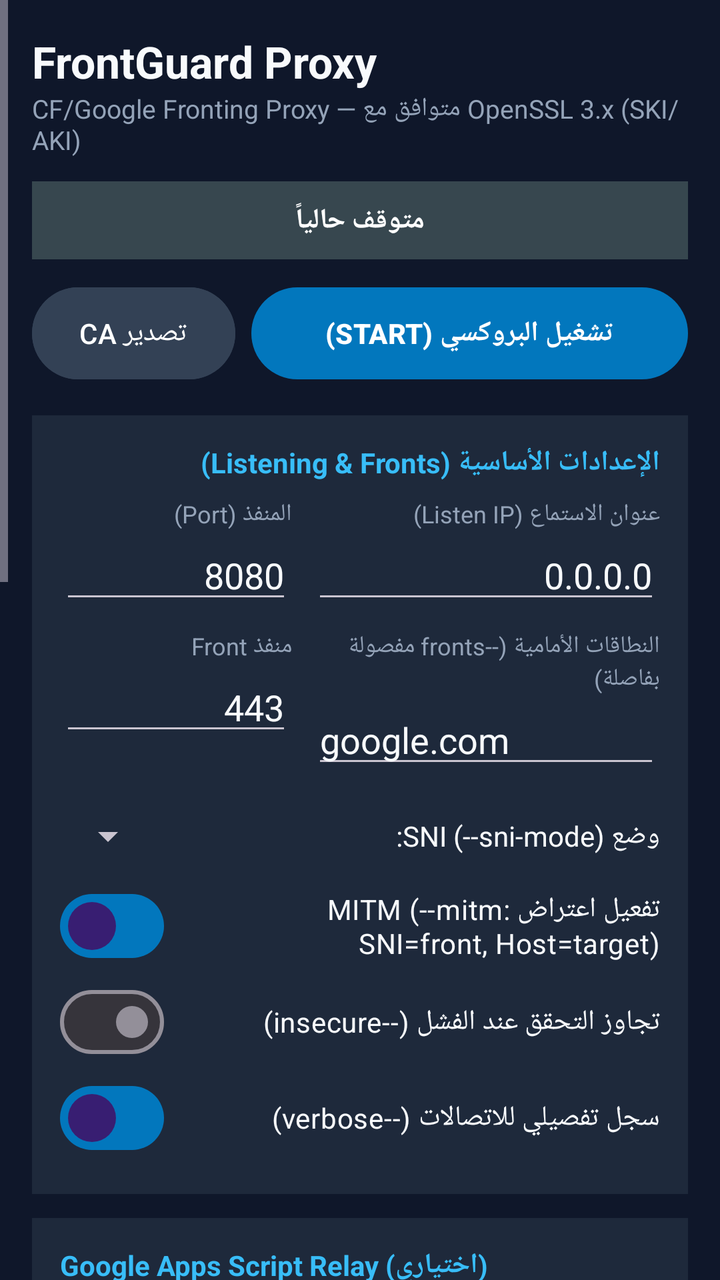
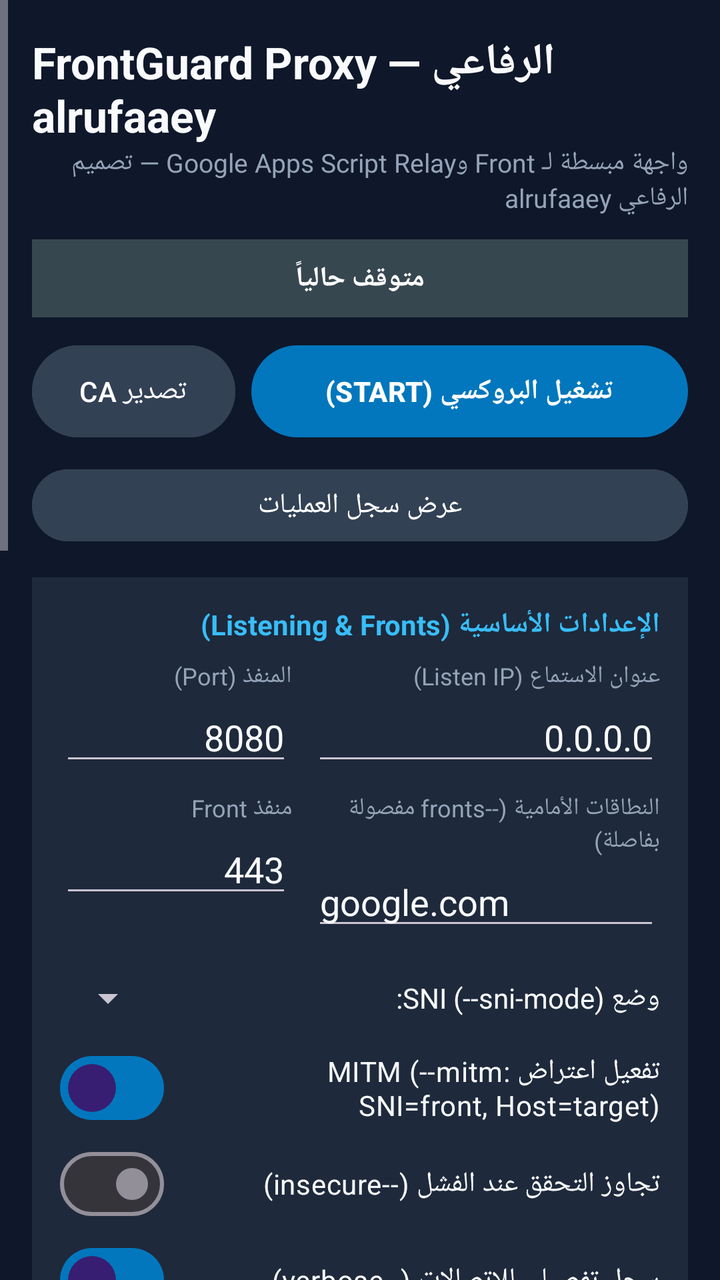

Screens rendered from an Android XML layout before and after an edit, with the pre-edit source and the edit as a unified diff.
<!-- AndroidManifest.xml: application theme Theme.FrontGuard -->
<!-- res/layout/activity_main.xml -->
<?xml version="1.0" encoding="utf-8"?>
<ScrollView xmlns:android="http://schemas.android.com/apk/res/android"
    android:layout_width="match_parent"
    android:layout_height="match_parent"
    android:background="@color/bg_main"
    android:fillViewport="true"
    android:layoutDirection="rtl">

    <LinearLayout
        android:layout_width="match_parent"
        android:layout_height="wrap_content"
        android:orientation="vertical"
        android:padding="16dp">

        
        <TextView
            android:layout_width="match_parent"
            android:layout_height="wrap_content"
            android:text="FrontGuard Proxy"
            android:textColor="@color/text_primary"
            android:textSize="22sp"
            android:textStyle="bold" />

        <TextView
            android:layout_width="match_parent"
            android:layout_height="wrap_content"
            android:layout_marginBottom="12dp"
            android:text="CF/Google Fronting Proxy — متوافق مع OpenSSL 3.x (SKI/AKI)"
            android:textColor="@color/text_secondary"
            android:textSize="13sp" />

        
        <TextView
            android:id="@+id/tvStatusBadge"
            android:layout_width="match_parent"
            android:layout_height="wrap_content"
            android:background="#37474F"
            android:gravity="center"
            android:padding="10dp"
            android:text="متوقف حالياً"
            android:textColor="#FFFFFF"
            android:textStyle="bold" />

        
        <LinearLayout
            android:layout_width="match_parent"
            android:layout_height="wrap_content"
            android:layout_marginTop="10dp"
            android:orientation="horizontal">

            <Button
                android:id="@+id/btnToggleProxy"
                android:layout_width="0dp"
                android:layout_height="54dp"
                android:layout_weight="1"
                android:text="تشغيل البروكسي (START)"
                android:textColor="#FFFFFF"
                android:textStyle="bold" />

            <Button
                android:id="@+id/btnExportCa"
                android:layout_width="wrap_content"
                android:layout_height="54dp"
                android:layout_marginStart="8dp"
                android:backgroundTint="#334155"
                android:text="تصدير CA"
                android:textColor="#FFFFFF" />
        </LinearLayout>

        
        <LinearLayout
            android:layout_width="match_parent"
            android:layout_height="wrap_content"
            android:layout_marginTop="14dp"
            android:background="@color/bg_card"
            android:orientation="vertical"
            android:padding="14dp">

            <TextView
                android:layout_width="match_parent"
                android:layout_height="wrap_content"
                android:text="الإعدادات الأساسية (Listening &amp; Fronts)"
                android:textColor="#38BDF8"
                android:textStyle="bold" />

            <LinearLayout
                android:layout_width="match_parent"
                android:layout_height="wrap_content"
                android:layout_marginTop="8dp"
                android:orientation="horizontal">

                <LinearLayout
                    android:layout_width="0dp"
                    android:layout_height="wrap_content"
                    android:layout_weight="1.5"
                    android:orientation="vertical">

                    <TextView
                        android:layout_width="wrap_content"
                        android:layout_height="wrap_content"
                        android:text="عنوان الاستماع (Listen IP)"
                        android:textColor="@color/text_secondary"
                        android:textSize="12sp" />

                    <EditText
                        android:id="@+id/etListenHost"
                        android:layout_width="match_parent"
                        android:layout_height="wrap_content"
                        android:hint="0.0.0.0"
                        android:inputType="text"
                        android:text="0.0.0.0"
                        android:textColor="@color/text_primary" />
                </LinearLayout>

                <LinearLayout
                    android:layout_width="0dp"
                    android:layout_height="wrap_content"
                    android:layout_marginStart="10dp"
                    android:layout_weight="1"
                    android:orientation="vertical">

                    <TextView
                        android:layout_width="wrap_content"
                        android:layout_height="wrap_content"
                        android:text="المنفذ (Port)"
                        android:textColor="@color/text_secondary"
                        android:textSize="12sp" />

                    <EditText
                        android:id="@+id/etListenPort"
                        android:layout_width="match_parent"
                        android:layout_height="wrap_content"
                        android:hint="8080"
                        android:inputType="number"
                        android:text="8080"
                        android:textColor="@color/text_primary" />
                </LinearLayout>
            </LinearLayout>

            <LinearLayout
                android:layout_width="match_parent"
                android:layout_height="wrap_content"
                android:layout_marginTop="8dp"
                android:orientation="horizontal">

                <LinearLayout
                    android:layout_width="0dp"
                    android:layout_height="wrap_content"
                    android:layout_weight="1.5"
                    android:orientation="vertical">

                    <TextView
                        android:layout_width="wrap_content"
                        android:layout_height="wrap_content"
                        android:text="النطاقات الأمامية (--fronts مفصولة بفاصلة)"
                        android:textColor="@color/text_secondary"
                        android:textSize="12sp" />

                    <EditText
                        android:id="@+id/etFronts"
                        android:layout_width="match_parent"
                        android:layout_height="wrap_content"
                        android:hint="google.com"
                        android:inputType="textUri"
                        android:text="google.com"
                        android:textColor="@color/text_primary" />
                </LinearLayout>

                <LinearLayout
                    android:layout_width="0dp"
                    android:layout_height="wrap_content"
                    android:layout_marginStart="10dp"
                    android:layout_weight="1"
                    android:orientation="vertical">

                    <TextView
                        android:layout_width="wrap_content"
                        android:layout_height="wrap_content"
                        android:text="منفذ Front"
                        android:textColor="@color/text_secondary"
                        android:textSize="12sp" />

                    <EditText
                        android:id="@+id/etFrontPort"
                        android:layout_width="match_parent"
                        android:layout_height="wrap_content"
                        android:hint="443"
                        android:inputType="number"
                        android:text="443"
                        android:textColor="@color/text_primary" />
                </LinearLayout>
            </LinearLayout>

            <LinearLayout
                android:layout_width="match_parent"
                android:layout_height="wrap_content"
                android:layout_marginTop="8dp"
                android:gravity="center_vertical"
                android:orientation="horizontal">

                <TextView
                    android:layout_width="0dp"
                    android:layout_height="wrap_content"
                    android:layout_weight="1"
                    android:text="وضع SNI (--sni-mode):"
                    android:textColor="@color/text_primary" />

                <Spinner
                    android:id="@+id/spinnerSniMode"
                    android:layout_width="150dp"
                    android:layout_height="42dp" />
            </LinearLayout>

            <com.google.android.material.materialswitch.MaterialSwitch
                android:id="@+id/switchMitm"
                android:layout_width="match_parent"
                android:layout_height="wrap_content"
                android:checked="true"
                android:text="تفعيل اعتراض MITM (--mitm: SNI=front, Host=target)"
                android:textColor="@color/text_primary" />

            <com.google.android.material.materialswitch.MaterialSwitch
                android:id="@+id/switchInsecure"
                android:layout_width="match_parent"
                android:layout_height="wrap_content"
                android:checked="false"
                android:text="تجاوز التحقق عند الفشل (--insecure)"
                android:textColor="@color/text_primary" />

            <com.google.android.material.materialswitch.MaterialSwitch
                android:id="@+id/switchVerbose"
                android:layout_width="match_parent"
                android:layout_height="wrap_content"
                android:checked="true"
                android:text="سجل تفصيلي للاتصالات (--verbose)"
                android:textColor="@color/text_primary" />
        </LinearLayout>

        
        <LinearLayout
            android:layout_width="match_parent"
            android:layout_height="wrap_content"
            android:layout_marginTop="12dp"
            android:background="@color/bg_card"
            android:orientation="vertical"
            android:padding="14dp">

            <TextView
                android:layout_width="match_parent"
                android:layout_height="wrap_content"
                android:text="Google Apps Script Relay (اختياري)"
                android:textColor="#38BDF8"
                android:textStyle="bold" />

            <com.google.android.material.materialswitch.MaterialSwitch
                android:id="@+id/switchGoogleRelay"
                android:layout_width="match_parent"
                android:layout_height="wrap_content"
                android:checked="false"
                android:text="تمرير طلبات المواقع عبر Apps Script"
                android:textColor="@color/text_primary" />

            <TextView
                android:layout_width="match_parent"
                android:layout_height="wrap_content"
                android:layout_marginTop="2dp"
                android:text="مستقل عن Fronts. يلزم MITM وشهادة CA لـ HTTPS؛ WebSocket والتطبيقات ذات تثبيت الشهادة قد لا تعمل. حركة التصفح وملفات الارتباط تمر عبر السكربت، وتظل خاضعة لحصص Google وحدود الحجم."
                android:textColor="@color/text_secondary"
                android:textSize="12sp" />

            <EditText
                android:id="@+id/etGoogleRelayUrl"
                android:layout_width="match_parent"
                android:layout_height="wrap_content"
                android:layout_marginTop="6dp"
                android:hint="رابط نشر Apps Script /exec"
                android:inputType="textUri"
                android:singleLine="true"
                android:text="https://script.google.com/macros/s/AKfycbx9Df5lbZ0Zctj8JTG-uZ7QS_deZwpG1143vB89rgFM0qlv2hJuPE7h3MeomPbRMzAqhQ/exec"
                android:textColor="@color/text_primary"
                android:textColorHint="@color/text_secondary" />

            <EditText
                android:id="@+id/etGoogleRelayAuthKey"
                android:layout_width="match_parent"
                android:layout_height="wrap_content"
                android:hint="AUTH_KEY نفسه الموجود في Code.gs"
                android:inputType="textPassword"
                android:singleLine="true"
                android:textColor="@color/text_primary"
                android:textColorHint="@color/text_secondary" />
        </LinearLayout>

        
        <LinearLayout
            android:layout_width="match_parent"
            android:layout_height="wrap_content"
            android:layout_marginTop="12dp"
            android:background="@color/bg_card"
            android:orientation="vertical"
            android:padding="14dp">

            <TextView
                android:layout_width="match_parent"
                android:layout_height="wrap_content"
                android:text="خيارات متقدمة (Timeout, Retry, Auth, Blacklist)"
                android:textColor="#38BDF8"
                android:textStyle="bold" />

            <LinearLayout
                android:layout_width="match_parent"
                android:layout_height="wrap_content"
                android:layout_marginTop="8dp"
                android:orientation="horizontal">

                <LinearLayout
                    android:layout_width="0dp"
                    android:layout_height="wrap_content"
                    android:layout_weight="1"
                    android:orientation="vertical">

                    <TextView
                        android:layout_width="wrap_content"
                        android:layout_height="wrap_content"
                        android:text="المهلة بالثواني (--timeout)"
                        android:textColor="@color/text_secondary"
                        android:textSize="12sp" />

                    <EditText
                        android:id="@+id/etTimeout"
                        android:layout_width="match_parent"
                        android:layout_height="wrap_content"
                        android:inputType="number"
                        android:text="20"
                        android:textColor="@color/text_primary" />
                </LinearLayout>

                <LinearLayout
                    android:layout_width="0dp"
                    android:layout_height="wrap_content"
                    android:layout_marginStart="10dp"
                    android:layout_weight="1"
                    android:orientation="vertical">

                    <TextView
                        android:layout_width="wrap_content"
                        android:layout_height="wrap_content"
                        android:text="عدد المحاولات (--retry)"
                        android:textColor="@color/text_secondary"
                        android:textSize="12sp" />

                    <EditText
                        android:id="@+id/etRetry"
                        android:layout_width="match_parent"
                        android:layout_height="wrap_content"
                        android:inputType="number"
                        android:text="2"
                        android:textColor="@color/text_primary" />
                </LinearLayout>
            </LinearLayout>

            <EditText
                android:id="@+id/etAuth"
                android:layout_width="match_parent"
                android:layout_height="wrap_content"
                android:hint="مصادقة البروكسي (--auth اختياري)"
                android:inputType="text"
                android:textColor="@color/text_primary"
                android:textColorHint="@color/text_secondary" />

            <EditText
                android:id="@+id/etBlacklist"
                android:layout_width="match_parent"
                android:layout_height="wrap_content"
                android:hint="القائمة السوداء (--blacklist نطاقات مفصولة بفاصلة)"
                android:inputType="text"
                android:textColor="@color/text_primary"
                android:textColorHint="@color/text_secondary" />

            <EditText
                android:id="@+id/etUserAgent"
                android:layout_width="match_parent"
                android:layout_height="wrap_content"
                android:hint="تخصيص User-Agent (--user-agent اختياري)"
                android:inputType="text"
                android:textColor="@color/text_primary"
                android:textColorHint="@color/text_secondary" />
        </LinearLayout>

        
        <LinearLayout
            android:layout_width="match_parent"
            android:layout_height="wrap_content"
            android:layout_marginTop="12dp"
            android:background="@color/bg_card"
            android:orientation="vertical"
            android:padding="12dp">

            <LinearLayout
                android:layout_width="match_parent"
                android:layout_height="wrap_content"
                android:gravity="center_vertical"
                android:orientation="horizontal">

                <TextView
                    android:layout_width="0dp"
                    android:layout_height="wrap_content"
                    android:layout_weight="1"
                    android:text="سجل العمليات المباشر (Live Logs)"
                    android:textColor="#38BDF8"
                    android:textStyle="bold" />

                <Button
                    android:id="@+id/btnCopyLogs"
                    style="?attr/borderlessButtonStyle"
                    android:layout_width="wrap_content"
                    android:layout_height="38dp"
                    android:text="نسخ"
                    android:textColor="@color/text_primary" />

                <Button
                    android:id="@+id/btnClearLogs"
                    style="?attr/borderlessButtonStyle"
                    android:layout_width="wrap_content"
                    android:layout_height="38dp"
                    android:text="مسح"
                    android:textColor="@color/text_secondary" />
            </LinearLayout>

            <ScrollView
                android:id="@+id/scrollLogs"
                android:layout_width="match_parent"
                android:layout_height="200dp"
                android:layout_marginTop="6dp"
                android:background="#090D16"
                android:padding="8dp">

                <TextView
                    android:id="@+id/tvLogs"
                    android:layout_width="match_parent"
                    android:layout_height="wrap_content"
                    android:fontFamily="monospace"
                    android:textColor="#10B981"
                    android:textDirection="ltr"
                    android:textSize="11sp" />
            </ScrollView>
        </LinearLayout>

    </LinearLayout>
</ScrollView>
<!-- resources referenced by this layout -->
<resources>
  <color name="bg_card">#1E293B</color>
  <color name="bg_main">#0F172A</color>
  <color name="text_primary">#F8FAFC</color>
  <color name="text_secondary">#94A3B8</color>
  <style name="Theme.FrontGuard" parent="Theme.Material3.Dark.NoActionBar">
          <item name="colorPrimary">@color/primary</item>
          <item name="android:statusBarColor">@color/bg_main</item>
          <item name="android:windowBackground">@color/bg_main</item>
      </style>
  <color name="primary">#0277BD</color>
</resources>

<!-- the commit's change to res/layout/activity_main.xml (unified diff, before → after) -->
@@ -16,7 +16,7 @@
         <TextView
             android:layout_width="match_parent"
             android:layout_height="wrap_content"
-            android:text="FrontGuard Proxy"
+            android:text="FrontGuard Proxy — الرفاعي alrufaaey"
             android:textColor="@color/text_primary"
             android:textSize="22sp"
             android:textStyle="bold" />
@@ -25,7 +25,7 @@
             android:layout_width="match_parent"
             android:layout_height="wrap_content"
             android:layout_marginBottom="12dp"
-            android:text="CF/Google Fronting Proxy — متوافق مع OpenSSL 3.x (SKI/AKI)"
+            android:text="واجهة مبسطة لـ Front وGoogle Apps Script Relay — تصميم الرفاعي alrufaaey"
             android:textColor="@color/text_secondary"
             android:textSize="13sp" />
 
@@ -67,6 +67,15 @@
                 android:textColor="#FFFFFF" />
         </LinearLayout>
 
+        <Button
+            android:id="@+id/btnShowLogs"
+            android:layout_width="match_parent"
+            android:layout_height="44dp"
+            android:layout_marginTop="8dp"
+            android:backgroundTint="#334155"
+            android:text="عرض سجل العمليات"
+            android:textColor="#FFFFFF" />
+
         
         <LinearLayout
             android:layout_width="match_parent"
@@ -248,7 +257,7 @@
             <TextView
                 android:layout_width="match_parent"
                 android:layout_height="wrap_content"
-                android:text="Google Apps Script Relay (اختياري)"
+                android:text="Google Apps Script Relay — وضع مستقل"
                 android:textColor="#38BDF8"
                 android:textStyle="bold" />
 
@@ -264,7 +273,7 @@
                 android:layout_width="match_parent"
                 android:layout_height="wrap_content"
                 android:layout_marginTop="2dp"
-                android:text="مستقل عن Fronts. يلزم MITM وشهادة CA لـ HTTPS؛ WebSocket والتطبيقات ذات تثبيت الشهادة قد لا تعمل. حركة التصفح وملفات الارتباط تمر عبر السكربت، وتظل خاضعة لحصص Google وحدود الحجم."
+                android:text="مسار مستقل عن Fronts: Host الهدف يؤخذ من طلب المستخدم، بينما SNI/Front يستخدمان فقط لمسار Front. يلزم MITM وتثبيت CA لـ HTTPS؛ WebSocket والتطبيقات ذات تثبيت الشهادة غير مدعومة."
                 android:textColor="@color/text_secondary"
                 android:textSize="12sp" />
 
@@ -389,6 +398,7 @@
 
         
         <LinearLayout
+            android:id="@+id/logsPanel"
             android:layout_width="match_parent"
             android:layout_height="wrap_content"
             android:layout_marginTop="12dp"
